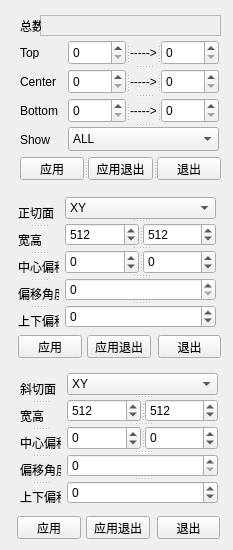
Before: the Qt Designer form Tools/INimage3D/volumedataset.ui in zyq1569/HealthApp, drawn with Qt 5.
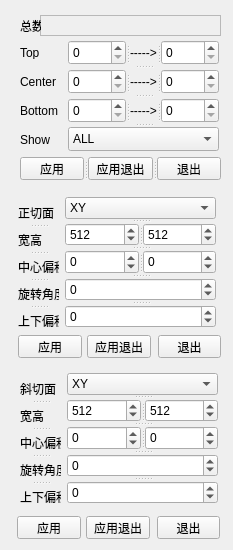
After: the same form once the commit is applied.

Commit message: fine-tune

```diff
--- a/Tools/INimage3D/volumedataset.ui
+++ b/Tools/INimage3D/volumedataset.ui
@@ -359,6 +359,9 @@
     </widget>
    </widget>
    <widget class="QSpinBox" name="m_topS_4">
+    <property name="minimum">
+     <number>-90</number>
+    </property>
     <property name="maximum">
      <number>90</number>
     </property>
@@ -401,7 +404,7 @@
    </widget>
    <widget class="QLabel" name="label_12">
     <property name="text">
-     <string>偏移角度</string>
+     <string>旋转角度</string>
     </property>
    </widget>
    <widget class="QLabel" name="label_13">
@@ -439,7 +442,7 @@
    </widget>
    <widget class="QLabel" name="label_17">
     <property name="text">
-     <string>偏移角度</string>
+     <string>旋转角度</string>
     </property>
    </widget>
    <widget class="QLabel" name="label_18">
@@ -520,6 +523,9 @@
     </widget>
    </widget>
    <widget class="QSpinBox" name="m_topS_6">
+    <property name="minimum">
+     <number>-90</number>
+    </property>
     <property name="maximum">
      <number>90</number>
     </property>
```
